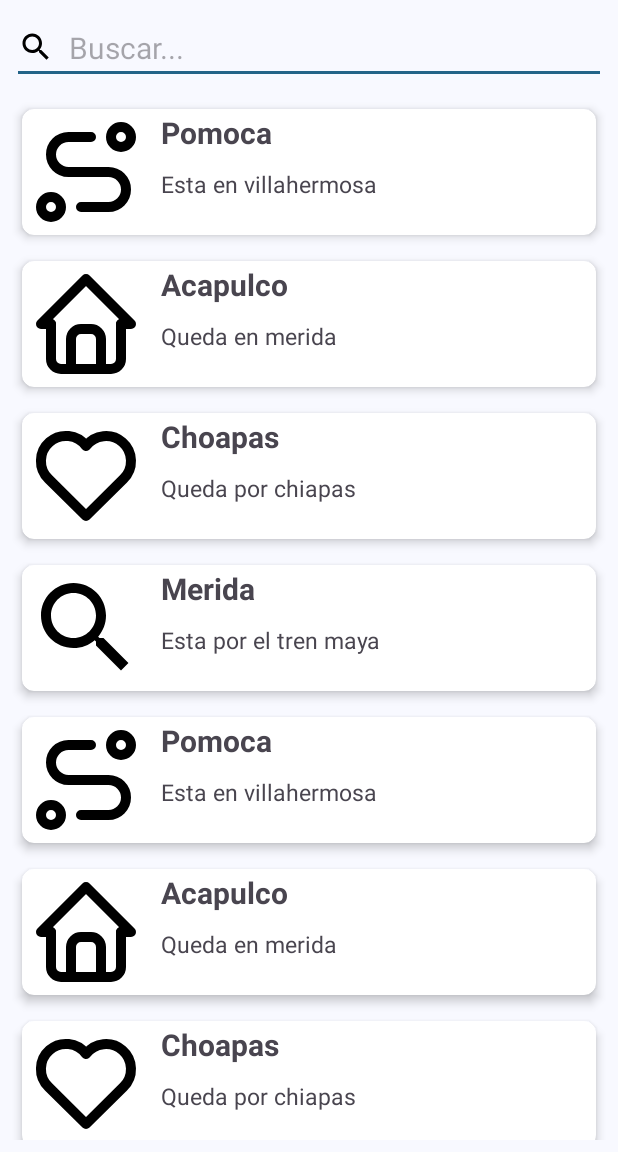
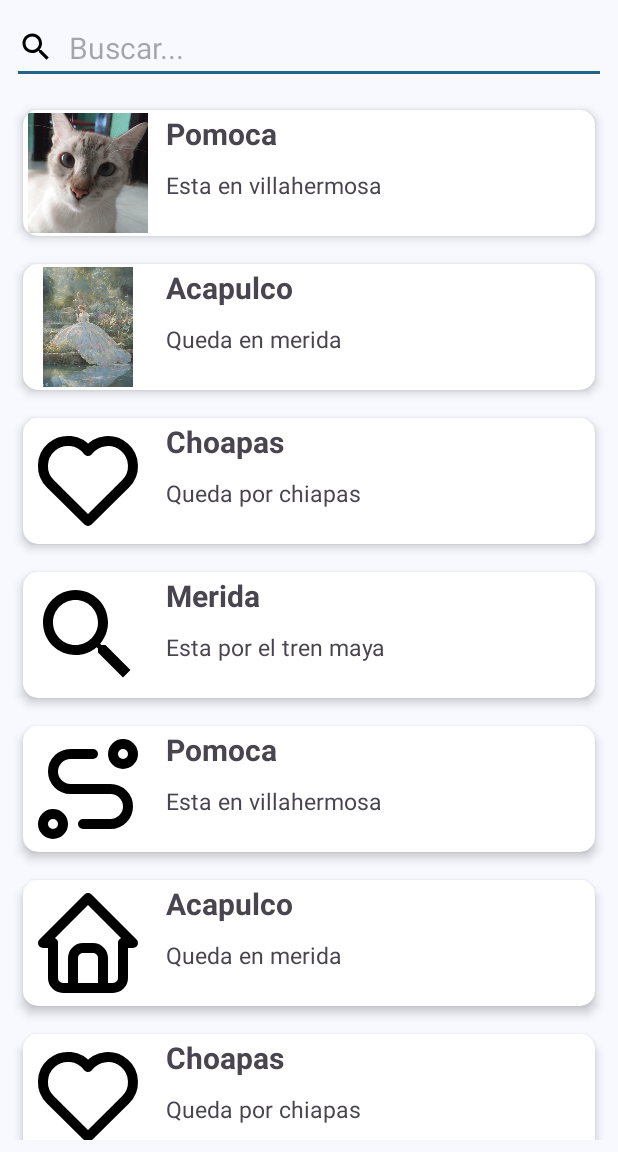
Before and after one commit to AlexOT03/SAETA-XML, an Android app: the screen it shows after launch (MainActivity), in the side drawer, after a tap on "Lugares Turísticos", on a phone screen of 412 x 824 dp, the part 84-1236 px from its top. Run offline under Robolectric (Android 15) with nearby library versions, the phone set to English and light mode, and no system bars; our stand-ins replace AdMob; libraries missing offline, so code that uses them is left out: com.denzcoskun.imageslider; 10 statements that could not run were skipped.

Commit message:
Cambios en el item de lugares turisticos

```diff
--- a/app/src/main/java/com/example/saeta/TuristFragment.kt
+++ b/app/src/main/java/com/example/saeta/TuristFragment.kt
@@ -41,8 +41,8 @@ class TuristFragment : Fragment() {
     }
     // Función que almacena datos estáticos
     private fun list() {
-        listplaces.add(Places_routes("Pomoca", R.drawable.ic_route, "Esta en villahermosa", 1202.02, 1020.20))
-        listplaces.add(Places_routes("Acapulco", R.drawable.ic_home, "Queda en merida", 1202.02, 1020.20))
+        listplaces.add(Places_routes("Pomoca", R.drawable.foto, "Esta en villahermosa", 1202.02, 1020.20))
+        listplaces.add(Places_routes("Acapulco", R.drawable.foto2, "Queda en merida", 1202.02, 1020.20))
         listplaces.add(Places_routes("Choapas", R.drawable.ic_heart, "Queda por chiapas", 1202.02, 1020.20))
         listplaces.add(Places_routes("Merida", R.drawable.baseline_search_24, "Esta por el tren maya", 1202.02, 1020.20))
         listplaces.add(Places_routes("Pomoca", R.drawable.ic_route, "Esta en villahermosa", 1202.02, 1020.20))
--- a/app/src/main/res/layout/fragment_turist.xml
+++ b/app/src/main/res/layout/fragment_turist.xml
@@ -21,6 +21,7 @@
         android:layout_marginBottom="8dp"
         android:textSize="20sp"
         android:drawablePadding="10dp"
+        app:queryBackground="@android:color/transparent"
         app:layout_constraintStart_toStartOf="parent"
         app:layout_constraintTop_toTopOf="parent" />
 
--- a/app/src/main/res/layout/item_routes.xml
+++ b/app/src/main/res/layout/item_routes.xml
@@ -6,7 +6,7 @@ xmlns:tools="http://schemas.android.com/tools"
 android:layout_width="match_parent"
 android:layout_height="wrap_content"
 card_view:cardElevation="4dp"
-    card_view:cardCornerRadius="8dp"
+    card_view:cardCornerRadius="10dp"
 card_view:cardUseCompatPadding="true">
 
 <androidx.constraintlayout.widget.ConstraintLayout
@@ -19,8 +19,8 @@ card_view:cardUseCompatPadding="true">
         android:id="@+id/imageplace"
         android:layout_width="80dp"
         android:layout_height="80dp"
-        android:layout_marginStart="12dp"
-        android:layout_marginEnd="10dp"
+        android:layout_marginStart="15dp"
+        android:layout_marginEnd="12dp"
         card_view:layout_constraintBottom_toBottomOf="parent"
         card_view:layout_constraintEnd_toStartOf="@+id/linearLayout"
         card_view:layout_constraintStart_toStartOf="parent"
@@ -29,7 +29,7 @@ card_view:cardUseCompatPadding="true">
 
     <LinearLayout
         android:id="@+id/linearLayout"
-        android:layout_width="292dp"
+        android:layout_width="290dp"
         android:layout_height="75dp"
         android:layout_gravity="end|center"
         android:layout_marginEnd="8dp"
@@ -42,7 +42,7 @@ card_view:cardUseCompatPadding="true">
 
         <TextView
             android:id="@+id/titleplace"
-            android:layout_width="300dp"
+            android:layout_width="290dp"
             android:layout_height="wrap_content"
             android:text="Titulo del lugar"
             android:textSize="20sp"
@@ -50,7 +50,7 @@ card_view:cardUseCompatPadding="true">
 
         <TextView
             android:id="@+id/descriptionplace"
-            android:layout_width="300dp"
+            android:layout_width="290dp"
             android:layout_height="wrap_content"
             android:layout_marginTop="10dp"
             android:text="Descripción del lugar..."
```
